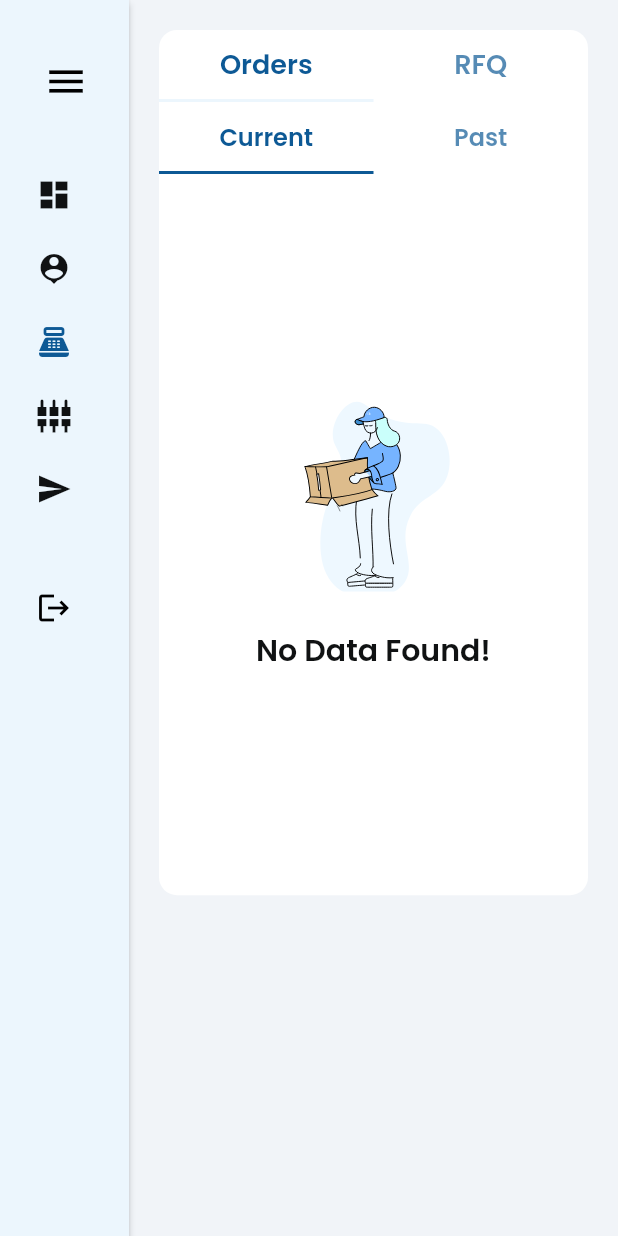
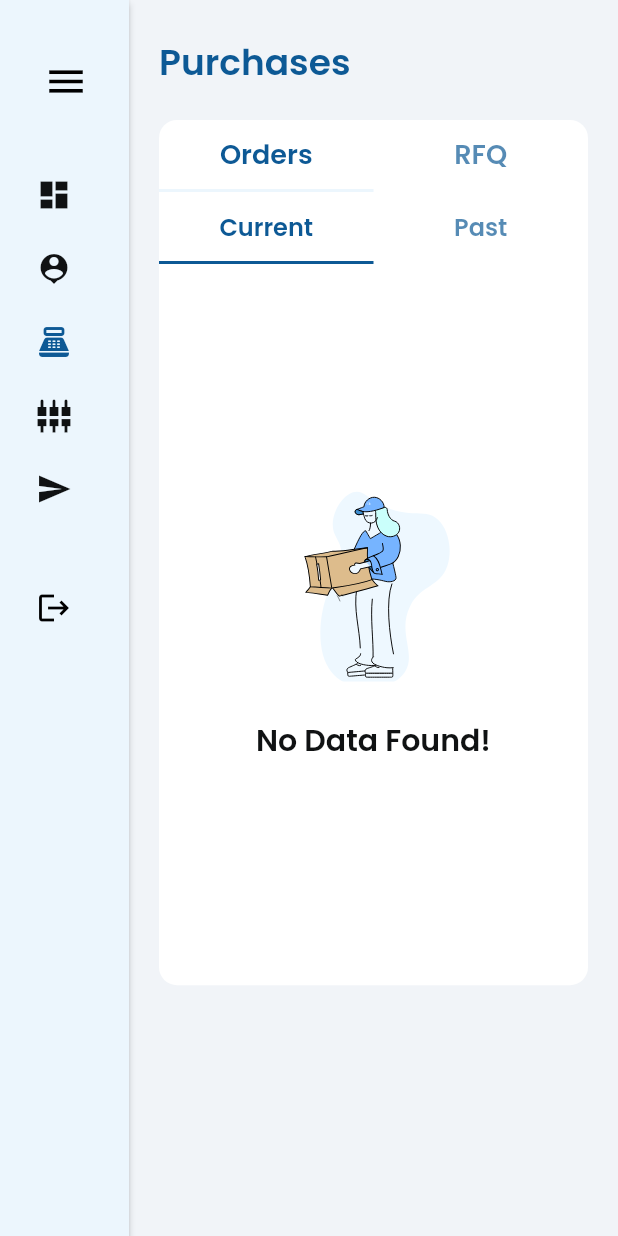
Before and after one commit to Codify-LLC/TopGrid, a Flutter app: the PurchasesWidget screen opened by its route, on a phone screen of 412 x 824 dp. Run offline on Flutter 3.47's test engine with Material 2 defaults, Android fonts, the phone set to English and light mode, and no system bars; our stand-ins replace auto_size_text, badges, built_collection, built_value, cloud_firestore, csv and 19 more; missing offline and left inert: flutter_google_places, google_api_headers, google_maps_webservice, json_path, pointycastle; accounts and stored records are empty; network calls fail.

Commit message:
Updating to latest FlutterFlow output.

```diff
--- a/lib/custom_code/actions/index.dart
+++ b/lib/custom_code/actions/index.dart
@@ -1,2 +1,3 @@
 export 'pick_file.dart' show pickFile;
 export 'combine_arrays.dart' show combineArrays;
+export 'open_encrypted_files.dart' show openEncryptedFiles;
--- a/lib/custom_code/actions/pick_file.dart
+++ b/lib/custom_code/actions/pick_file.dart
@@ -54,8 +54,8 @@ Future<FileStruct?> pickFile(
       encryptor.init(true, key);
 
       fileBytes = encryptor.process(fileBytes);
-      fileName = fileName.replaceFirst(result.files.first.extension ?? "", "") +
-          ".aes";
+      fileName =
+          fileName.replaceFirst(result.files.first.extension ?? "", "") + "aes";
     }
 
     // Upload file
--- a/lib/pages/purchases/purchases_widget.dart
+++ b/lib/pages/purchases/purchases_widget.dart
@@ -70,7 +70,21 @@ class _PurchasesWidgetState extends State<PurchasesWidget> {
                   Expanded(
                     child: Column(
                       mainAxisSize: MainAxisSize.min,
+                      crossAxisAlignment: CrossAxisAlignment.start,
                       children: [
+                        Padding(
+                          padding: EdgeInsetsDirectional.fromSTEB(
+                              20.0, 24.0, 0.0, 0.0),
+                          child: Text(
+                            'Purchases',
+                            style: FlutterFlowTheme.of(context).title1.override(
+                                  fontFamily: 'Poppins',
+                                  color:
+                                      FlutterFlowTheme.of(context).primaryColor,
+                                  fontWeight: FontWeight.w600,
+                                ),
+                          ),
+                        ),
                         Padding(
                           padding: EdgeInsetsDirectional.fromSTEB(
                               20.0, 20.0, 20.0, 20.0),
@@ -109,11 +123,16 @@ class _PurchasesWidgetState extends State<PurchasesWidget> {
                                         wrapWithModel(
                                           model: _model.ordersModel,
                                           updateCallback: () => setState(() {}),
-                                          child: OrdersWidget(),
+                                          updateOnChange: true,
+                                          child: OrdersWidget(
+                                            purchases: true,
+                                            sales: false,
+                                          ),
                                         ),
                                         wrapWithModel(
                                           model: _model.ongoingPastRFQsModel,
                                           updateCallback: () => setState(() {}),
+                                          updateOnChange: true,
                                           child: OngoingPastRFQsWidget(),
                                         ),
                                       ],
--- a/lib/pages/top_grid_dashboard/top_grid_dashboard_widget.dart
+++ b/lib/pages/top_grid_dashboard/top_grid_dashboard_widget.dart
@@ -64,6 +64,7 @@ class _TopGridDashboardWidgetState extends State<TopGridDashboardWidget> {
                       purchase: false,
                       parts: false,
                       vendors: false,
+                      customers: false,
                     ),
                   ),
                   Expanded(
```
Also changed, not shown: lib/custom_code/actions/open_encrypted_files.dart (added, +32 -0 lines).
